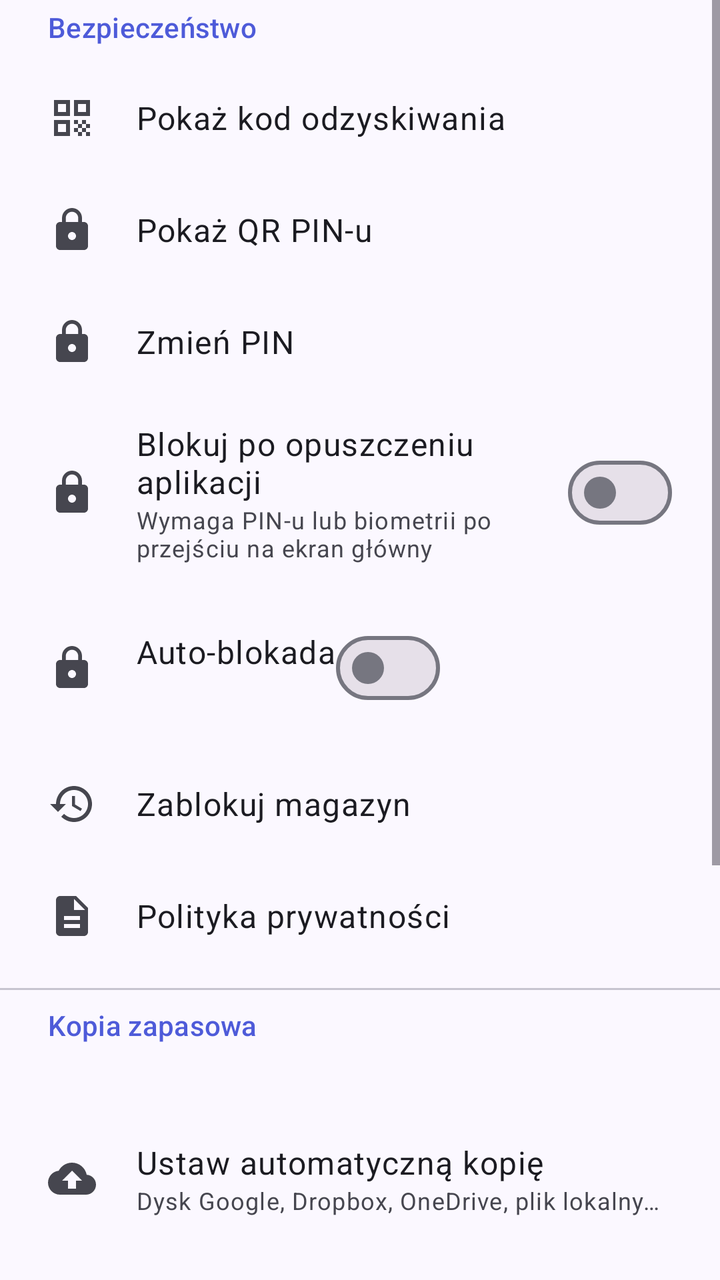
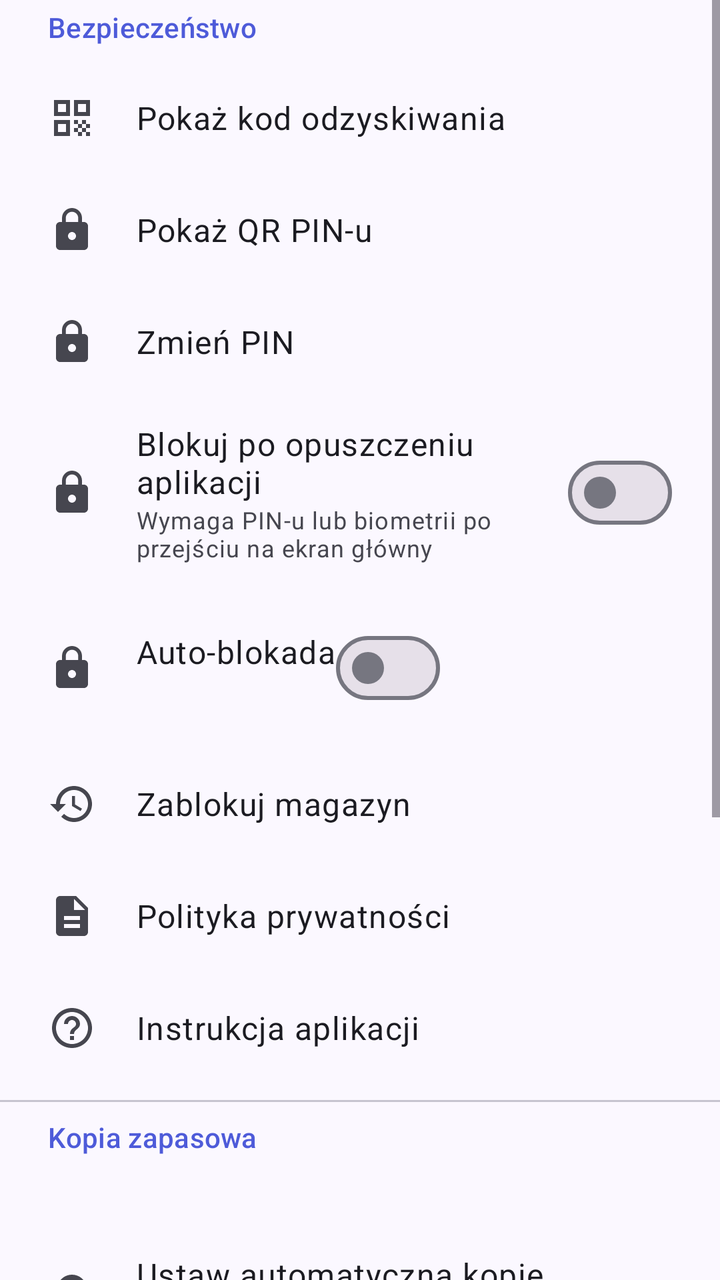

Screens rendered from an Android XML layout before and after an edit, with the pre-edit source and the edit as a unified diff.
<!-- AndroidManifest.xml: application theme Theme.SecurePasswordManager -->
<!-- res/layout/dialog_settings.xml -->
<?xml version="1.0" encoding="utf-8"?>
<ScrollView xmlns:android="http://schemas.android.com/apk/res/android"
    xmlns:app="http://schemas.android.com/apk/res-auto"
    android:layout_width="match_parent"
    android:layout_height="wrap_content"
    android:maxHeight="480dp">

    <LinearLayout
        android:layout_width="match_parent"
        android:layout_height="wrap_content"
        android:orientation="vertical"
        android:paddingTop="4dp">

    <TextView
        android:layout_width="match_parent"
        android:layout_height="wrap_content"
        android:paddingHorizontal="24dp"
        android:paddingBottom="8dp"
        android:text="@string/settings_security"
        android:textAppearance="?attr/textAppearanceLabelLarge"
        android:textColor="?attr/colorPrimary" />

    <LinearLayout
        android:id="@+id/rowRecovery"
        android:layout_width="match_parent"
        android:layout_height="wrap_content"
        android:orientation="horizontal"
        android:gravity="center_vertical"
        android:background="?attr/selectableItemBackground"
        android:paddingHorizontal="24dp"
        android:paddingVertical="16dp"
        android:clickable="true"
        android:focusable="true">

        <ImageView
            android:layout_width="24dp"
            android:layout_height="24dp"
            android:src="@drawable/ic_qr_code"
            app:tint="?attr/colorOnSurfaceVariant"
            android:contentDescription="@null" />

        <TextView
            android:layout_width="wrap_content"
            android:layout_height="wrap_content"
            android:layout_marginStart="20dp"
            android:text="@string/settings_show_recovery"
            android:textAppearance="?attr/textAppearanceBodyLarge"
            android:textColor="?attr/colorOnSurface" />
    </LinearLayout>

    <LinearLayout
        android:id="@+id/rowPassphraseQr"
        android:layout_width="match_parent"
        android:layout_height="wrap_content"
        android:orientation="horizontal"
        android:gravity="center_vertical"
        android:background="?attr/selectableItemBackground"
        android:paddingHorizontal="24dp"
        android:paddingVertical="16dp"
        android:clickable="true"
        android:focusable="true">
        <ImageView
            android:layout_width="24dp"
            android:layout_height="24dp"
            android:src="@drawable/ic_lock"
            app:tint="?attr/colorOnSurfaceVariant"
            android:contentDescription="@null" />
        <TextView
            android:layout_width="wrap_content"
            android:layout_height="wrap_content"
            android:layout_marginStart="20dp"
            android:text="@string/action_show_passphrase_qr"
            android:textAppearance="?attr/textAppearanceBodyLarge"
            android:textColor="?attr/colorOnSurface" />
    </LinearLayout>

    <LinearLayout
        android:id="@+id/rowChangePin"
        android:layout_width="match_parent"
        android:layout_height="wrap_content"
        android:orientation="horizontal"
        android:gravity="center_vertical"
        android:background="?attr/selectableItemBackground"
        android:paddingHorizontal="24dp"
        android:paddingVertical="16dp"
        android:clickable="true"
        android:focusable="true">

        <ImageView
            android:layout_width="24dp"
            android:layout_height="24dp"
            android:src="@drawable/ic_lock"
            app:tint="?attr/colorOnSurfaceVariant"
            android:contentDescription="@null" />

        <TextView
            android:layout_width="wrap_content"
            android:layout_height="wrap_content"
            android:layout_marginStart="20dp"
            android:text="@string/settings_change_pin"
            android:textAppearance="?attr/textAppearanceBodyLarge"
            android:textColor="?attr/colorOnSurface" />
    </LinearLayout>

    <LinearLayout
        android:id="@+id/rowLockBackground"
        android:layout_width="match_parent"
        android:layout_height="wrap_content"
        android:orientation="horizontal"
        android:gravity="center_vertical"
        android:background="?attr/selectableItemBackground"
        android:paddingHorizontal="24dp"
        android:paddingVertical="12dp">

        <ImageView
            android:layout_width="24dp"
            android:layout_height="24dp"
            android:src="@drawable/ic_lock"
            app:tint="?attr/colorOnSurfaceVariant"
            android:contentDescription="@null" />

        <LinearLayout
            android:layout_width="0dp"
            android:layout_height="wrap_content"
            android:layout_weight="1"
            android:layout_marginStart="20dp"
            android:orientation="vertical">
            <TextView
                android:layout_width="wrap_content"
                android:layout_height="wrap_content"
                android:text="@string/settings_lock_background"
                android:textAppearance="?attr/textAppearanceBodyLarge"
                android:textColor="?attr/colorOnSurface" />
            <TextView
                android:layout_width="wrap_content"
                android:layout_height="wrap_content"
                android:text="@string/settings_lock_background_desc"
                android:textAppearance="?attr/textAppearanceBodySmall"
                android:textColor="?attr/colorOnSurfaceVariant" />
        </LinearLayout>

        <com.google.android.material.materialswitch.MaterialSwitch
            android:id="@+id/switchLockBackground"
            android:layout_width="wrap_content"
            android:layout_height="wrap_content" />
    </LinearLayout>

    <LinearLayout
        android:id="@+id/rowAutoLock"
        android:layout_width="match_parent"
        android:layout_height="wrap_content"
        android:orientation="horizontal"
        android:gravity="center_vertical"
        android:background="?attr/selectableItemBackground"
        android:paddingHorizontal="24dp"
        android:paddingVertical="16dp"
        android:clickable="true"
        android:focusable="true">

        <ImageView
            android:layout_width="24dp"
            android:layout_height="24dp"
            android:src="@drawable/ic_lock"
            app:tint="?attr/colorOnSurfaceVariant"
            android:contentDescription="@null" />

        <LinearLayout
            android:layout_width="wrap_content"
            android:layout_height="wrap_content"
            android:layout_marginStart="20dp"
            android:orientation="vertical">

            <TextView
                android:layout_width="wrap_content"
                android:layout_height="wrap_content"
                android:text="@string/settings_autolock"
                android:textAppearance="?attr/textAppearanceBodyLarge"
                android:textColor="?attr/colorOnSurface" />

            <TextView
                android:id="@+id/autoLockValue"
                android:layout_width="wrap_content"
                android:layout_height="wrap_content"
                android:textAppearance="?attr/textAppearanceBodySmall"
                android:textColor="?attr/colorOnSurfaceVariant" />
        </LinearLayout>

        <com.google.android.material.materialswitch.MaterialSwitch
            android:id="@+id/switchAutoLock"
            android:layout_width="wrap_content"
            android:layout_height="wrap_content" />
    </LinearLayout>

    <LinearLayout
        android:id="@+id/rowLock"
        android:layout_width="match_parent"
        android:layout_height="wrap_content"
        android:orientation="horizontal"
        android:gravity="center_vertical"
        android:background="?attr/selectableItemBackground"
        android:paddingHorizontal="24dp"
        android:paddingVertical="16dp"
        android:clickable="true"
        android:focusable="true">

        <ImageView
            android:layout_width="24dp"
            android:layout_height="24dp"
            android:src="@drawable/ic_restore"
            app:tint="?attr/colorOnSurfaceVariant"
            android:contentDescription="@null" />

        <TextView
            android:layout_width="wrap_content"
            android:layout_height="wrap_content"
            android:layout_marginStart="20dp"
            android:text="@string/settings_lock"
            android:textAppearance="?attr/textAppearanceBodyLarge"
            android:textColor="?attr/colorOnSurface" />
    </LinearLayout>

    <LinearLayout
        android:id="@+id/rowPrivacy"
        android:layout_width="match_parent"
        android:layout_height="wrap_content"
        android:orientation="horizontal"
        android:gravity="center_vertical"
        android:background="?attr/selectableItemBackground"
        android:paddingHorizontal="24dp"
        android:paddingVertical="16dp"
        android:clickable="true"
        android:focusable="true">
        <ImageView
            android:layout_width="24dp"
            android:layout_height="24dp"
            android:src="@drawable/ic_note"
            app:tint="?attr/colorOnSurfaceVariant"
            android:contentDescription="@null" />
        <TextView
            android:layout_width="wrap_content"
            android:layout_height="wrap_content"
            android:layout_marginStart="20dp"
            android:text="@string/settings_privacy"
            android:textAppearance="?attr/textAppearanceBodyLarge"
            android:textColor="?attr/colorOnSurface" />
    </LinearLayout>

    <View
        android:layout_width="match_parent"
        android:layout_height="1dp"
        android:layout_marginVertical="8dp"
        android:background="?attr/colorOutlineVariant" />

    <TextView
        android:layout_width="match_parent"
        android:layout_height="wrap_content"
        android:paddingHorizontal="24dp"
        android:paddingBottom="8dp"
        android:text="@string/settings_sync"
        android:textAppearance="?attr/textAppearanceLabelLarge"
        android:textColor="?attr/colorPrimary" />

    <TextView
        android:id="@+id/remoteStatus"
        android:layout_width="match_parent"
        android:layout_height="wrap_content"
        android:paddingHorizontal="24dp"
        android:paddingBottom="8dp"
        android:textAppearance="?attr/textAppearanceBodySmall"
        android:textColor="?attr/colorOnSurfaceVariant" />

    <LinearLayout
        android:id="@+id/rowLinkRemote"
        android:layout_width="match_parent"
        android:layout_height="wrap_content"
        android:orientation="horizontal"
        android:gravity="center_vertical"
        android:background="?attr/selectableItemBackground"
        android:paddingHorizontal="24dp"
        android:paddingVertical="16dp"
        android:clickable="true"
        android:focusable="true">

        <ImageView
            android:layout_width="24dp"
            android:layout_height="24dp"
            android:src="@drawable/ic_cloud_upload"
            app:tint="?attr/colorOnSurfaceVariant"
            android:contentDescription="@null" />

        <LinearLayout
            android:layout_width="wrap_content"
            android:layout_height="wrap_content"
            android:layout_marginStart="20dp"
            android:orientation="vertical">

            <TextView
                android:layout_width="wrap_content"
                android:layout_height="wrap_content"
                android:text="@string/settings_link_remote"
                android:textAppearance="?attr/textAppearanceBodyLarge"
                android:textColor="?attr/colorOnSurface" />

            <TextView
                android:layout_width="wrap_content"
                android:layout_height="wrap_content"
                android:text="@string/settings_link_remote_desc"
                android:textAppearance="?attr/textAppearanceBodySmall"
                android:textColor="?attr/colorOnSurfaceVariant" />
        </LinearLayout>
    </LinearLayout>

    <LinearLayout
        android:id="@+id/rowSyncNow"
        android:layout_width="match_parent"
        android:layout_height="wrap_content"
        android:orientation="horizontal"
        android:gravity="center_vertical"
        android:background="?attr/selectableItemBackground"
        android:paddingHorizontal="24dp"
        android:paddingVertical="16dp"
        android:clickable="true"
        android:focusable="true">

        <ImageView
            android:layout_width="24dp"
            android:layout_height="24dp"
            android:src="@drawable/ic_sync"
            app:tint="?attr/colorOnSurfaceVariant"
            android:contentDescription="@null" />

        <TextView
            android:layout_width="wrap_content"
            android:layout_height="wrap_content"
            android:layout_marginStart="20dp"
            android:text="@string/settings_sync_now"
            android:textAppearance="?attr/textAppearanceBodyLarge"
            android:textColor="?attr/colorOnSurface" />
    </LinearLayout>

    <LinearLayout
        android:id="@+id/rowBackup"
        android:layout_width="match_parent"
        android:layout_height="wrap_content"
        android:orientation="horizontal"
        android:gravity="center_vertical"
        android:background="?attr/selectableItemBackground"
        android:paddingHorizontal="24dp"
        android:paddingVertical="16dp"
        android:clickable="true"
        android:focusable="true">

        <ImageView
            android:layout_width="24dp"
            android:layout_height="24dp"
            android:src="@drawable/ic_backup"
            app:tint="?attr/colorOnSurfaceVariant"
            android:contentDescription="@null" />

        <TextView
            android:layout_width="wrap_content"
            android:layout_height="wrap_content"
            android:layout_marginStart="20dp"
            android:text="@string/settings_backup"
            android:textAppearance="?attr/textAppearanceBodyLarge"
            android:textColor="?attr/colorOnSurface" />
    </LinearLayout>

    <LinearLayout
        android:id="@+id/rowImportBackup"
        android:layout_width="match_parent"
        android:layout_height="wrap_content"
        android:orientation="horizontal"
        android:gravity="center_vertical"
        android:background="?attr/selectableItemBackground"
        android:paddingHorizontal="24dp"
        android:paddingVertical="16dp"
        android:clickable="true"
        android:focusable="true">
        <ImageView
            android:layout_width="24dp"
            android:layout_height="24dp"
            android:src="@drawable/ic_import"
            app:tint="?attr/colorOnSurfaceVariant"
            android:contentDescription="@null" />
        <LinearLayout
            android:layout_width="wrap_content"
            android:layout_height="wrap_content"
            android:layout_marginStart="20dp"
            android:orientation="vertical">
            <TextView
                android:layout_width="wrap_content"
                android:layout_height="wrap_content"
                android:text="@string/settings_import_backup"
                android:textAppearance="?attr/textAppearanceBodyLarge"
                android:textColor="?attr/colorOnSurface" />
            <TextView
                android:layout_width="wrap_content"
                android:layout_height="wrap_content"
                android:text="@string/settings_import_backup_desc"
                android:textAppearance="?attr/textAppearanceBodySmall"
                android:textColor="?attr/colorOnSurfaceVariant" />
        </LinearLayout>
    </LinearLayout>

    <LinearLayout
        android:id="@+id/rowUnlinkRemote"
        android:layout_width="match_parent"
        android:layout_height="wrap_content"
        android:orientation="horizontal"
        android:gravity="center_vertical"
        android:background="?attr/selectableItemBackground"
        android:paddingHorizontal="24dp"
        android:paddingVertical="16dp"
        android:clickable="true"
        android:focusable="true">

        <ImageView
            android:layout_width="24dp"
            android:layout_height="24dp"
            android:src="@drawable/ic_cloud_off"
            app:tint="?attr/colorOnSurfaceVariant"
            android:contentDescription="@null" />

        <TextView
            android:layout_width="wrap_content"
            android:layout_height="wrap_content"
            android:layout_marginStart="20dp"
            android:text="@string/settings_unlink"
            android:textAppearance="?attr/textAppearanceBodyLarge"
            android:textColor="?attr/colorOnSurface" />
    </LinearLayout>

    <LinearLayout
        android:id="@+id/rowDeleteVault"
        android:layout_width="match_parent"
        android:layout_height="wrap_content"
        android:orientation="horizontal"
        android:gravity="center_vertical"
        android:background="?attr/selectableItemBackground"
        android:paddingHorizontal="24dp"
        android:paddingVertical="16dp"
        android:clickable="true"
        android:focusable="true">
        <ImageView
            android:layout_width="24dp"
            android:layout_height="24dp"
            android:src="@drawable/ic_cloud_off"
            app:tint="?attr/colorError"
            android:contentDescription="@null" />
        <LinearLayout
            android:layout_width="wrap_content"
            android:layout_height="wrap_content"
            android:layout_marginStart="20dp"
            android:orientation="vertical">
            <TextView
                android:layout_width="wrap_content"
                android:layout_height="wrap_content"
                android:text="@string/settings_delete_vault"
                android:textAppearance="?attr/textAppearanceBodyLarge"
                android:textColor="?attr/colorError" />
            <TextView
                android:layout_width="wrap_content"
                android:layout_height="wrap_content"
                android:text="@string/settings_delete_vault_desc"
                android:textAppearance="?attr/textAppearanceBodySmall"
                android:textColor="?attr/colorOnSurfaceVariant" />
        </LinearLayout>
    </LinearLayout>
    </LinearLayout>
</ScrollView>
<!-- resources referenced by this layout -->
<resources>
  <string name="action_show_passphrase_qr">Pokaż QR PIN-u</string>
  <string name="settings_autolock">Auto-blokada</string>
  <string name="settings_backup">Kopia jednorazowo w inne miejsce</string>
  <string name="settings_change_pin">Zmień PIN</string>
  <string name="settings_delete_vault">Usuń lokalny magazyn</string>
  <string name="settings_delete_vault_desc">Usuwa lokalny vault, klucze i tymczasowe pliki</string>
  <string name="settings_import_backup">Importuj kopię na tym urządzeniu</string>
  <string name="settings_import_backup_desc">Zastąpi lokalny magazyn wybraną zaszyfrowaną kopią</string>
  <string name="settings_link_remote">Ustaw automatyczną kopię</string>
  <string name="settings_link_remote_desc">Dysk Google, Dropbox, OneDrive, plik lokalny…</string>
  <string name="settings_lock">Zablokuj magazyn</string>
  <string name="settings_lock_background">Blokuj po opuszczeniu aplikacji</string>
  <string name="settings_lock_background_desc">Wymaga PIN-u lub biometrii po przejściu na ekran główny</string>
  <string name="settings_privacy">Polityka prywatności</string>
  <string name="settings_security">Bezpieczeństwo</string>
  <string name="settings_show_recovery">Pokaż kod odzyskiwania</string>
  <string name="settings_sync">Kopia zapasowa</string>
  <string name="settings_sync_now">Zrób kopię teraz</string>
  <string name="settings_unlink">Wyłącz automatyczną kopię</string>
  <color name="md_primary">#4E5BD9</color>
  <color name="md_on_primary">#FFFFFF</color>
  <color name="md_primary_container">#E1E0FF</color>
  <color name="md_on_primary_container">#03006E</color>
  <color name="md_secondary">#5B5D72</color>
  <color name="md_on_secondary">#FFFFFF</color>
  <color name="md_secondary_container">#E0E1F9</color>
  <color name="md_on_secondary_container">#181A2C</color>
  <color name="md_tertiary">#006A6A</color>
  <color name="md_on_tertiary">#FFFFFF</color>
  <color name="md_tertiary_container">#9CF1F0</color>
  <color name="md_on_tertiary_container">#002020</color>
  <color name="md_error">#BA1A1A</color>
  <color name="md_on_error">#FFFFFF</color>
  <color name="md_error_container">#FFDAD6</color>
  <color name="md_on_error_container">#410002</color>
  <color name="md_background">#FBF8FF</color>
  <color name="md_on_background">#1B1B21</color>
  <color name="md_surface">#FBF8FF</color>
  <color name="md_on_surface">#1B1B21</color>
  <color name="md_surface_variant">#E3E1EC</color>
  <color name="md_on_surface_variant">#46464F</color>
  <color name="md_surface_container">#F0EDF7</color>
  <color name="md_surface_container_high">#EAE7F1</color>
  <color name="md_outline">#767680</color>
  <color name="md_outline_variant">#C7C5D0</color>
  <style name="Theme.SecurePasswordManager.Dialog" parent="ThemeOverlay.Material3.MaterialAlertDialog">
          <item name="shapeAppearanceOverlay">@style/ShapeAppearance.Spm.Dialog</item>
      </style>
  <style name="ShapeAppearance.Spm.Dialog" parent="">
          <item name="cornerFamily">rounded</item>
          <item name="cornerSize">28dp</item>
      </style>
  <!-- unchanged entries left out for length: 10 -->
</resources>

<!-- the commit's change to res/layout/dialog_settings.xml (unified diff, before → after) -->
@@ -245,6 +245,32 @@
             android:textColor="?attr/colorOnSurface" />
     </LinearLayout>
 
+    <LinearLayout
+        android:id="@+id/rowTutorial"
+        android:layout_width="match_parent"
+        android:layout_height="wrap_content"
+        android:orientation="horizontal"
+        android:gravity="center_vertical"
+        android:background="?attr/selectableItemBackground"
+        android:paddingHorizontal="24dp"
+        android:paddingVertical="16dp"
+        android:clickable="true"
+        android:focusable="true">
+        <ImageView
+            android:layout_width="24dp"
+            android:layout_height="24dp"
+            android:src="@drawable/ic_help"
+            app:tint="?attr/colorOnSurfaceVariant"
+            android:contentDescription="@null" />
+        <TextView
+            android:layout_width="wrap_content"
+            android:layout_height="wrap_content"
+            android:layout_marginStart="20dp"
+            android:text="@string/settings_tutorial"
+            android:textAppearance="?attr/textAppearanceBodyLarge"
+            android:textColor="?attr/colorOnSurface" />
+    </LinearLayout>
+
     <View
         android:layout_width="match_parent"
         android:layout_height="1dp"
<!-- resource entries referenced after the edit -->
@@ -1,5 +1,13 @@
 <!-- resources referenced by this layout -->
 <resources>
+  <!-- drawable ic_help (drawable) -->
+  <vector xmlns:android="http://schemas.android.com/apk/res/android"
+      android:width="24dp" android:height="24dp"
+      android:viewportWidth="24" android:viewportHeight="24"
+      android:tint="?attr/colorControlNormal">
+      <path android:fillColor="#FF000000"
+          android:pathData="M11,18h2v-2h-2v2zM12,2C6.48,2 2,6.48 2,12s4.48,10 10,10 10,-4.48 10,-10S17.52,2 12,2zM12,20c-4.41,0 -8,-3.59 -8,-8s3.59,-8 8,-8 8,3.59 8,8 -3.59,8 -8,8zM12,6c-2.21,0 -4,1.79 -4,4h2c0,-1.1 0.9,-2 2,-2s2,0.9 2,2c0,2 -3,1.75 -3,5h2c0,-2.25 3,-2.5 3,-5 0,-2.21 -1.79,-4 -4,-4z" />
+  </vector>
   <string name="action_show_passphrase_qr">Pokaż QR PIN-u</string>
   <string name="settings_autolock">Auto-blokada</string>
   <string name="settings_backup">Kopia jednorazowo w inne miejsce</string>
@@ -18,6 +26,7 @@
   <string name="settings_show_recovery">Pokaż kod odzyskiwania</string>
   <string name="settings_sync">Kopia zapasowa</string>
   <string name="settings_sync_now">Zrób kopię teraz</string>
+  <string name="settings_tutorial">Instrukcja aplikacji</string>
   <string name="settings_unlink">Wyłącz automatyczną kopię</string>
   <color name="md_primary">#4E5BD9</color>
   <color name="md_on_primary">#FFFFFF</color>
